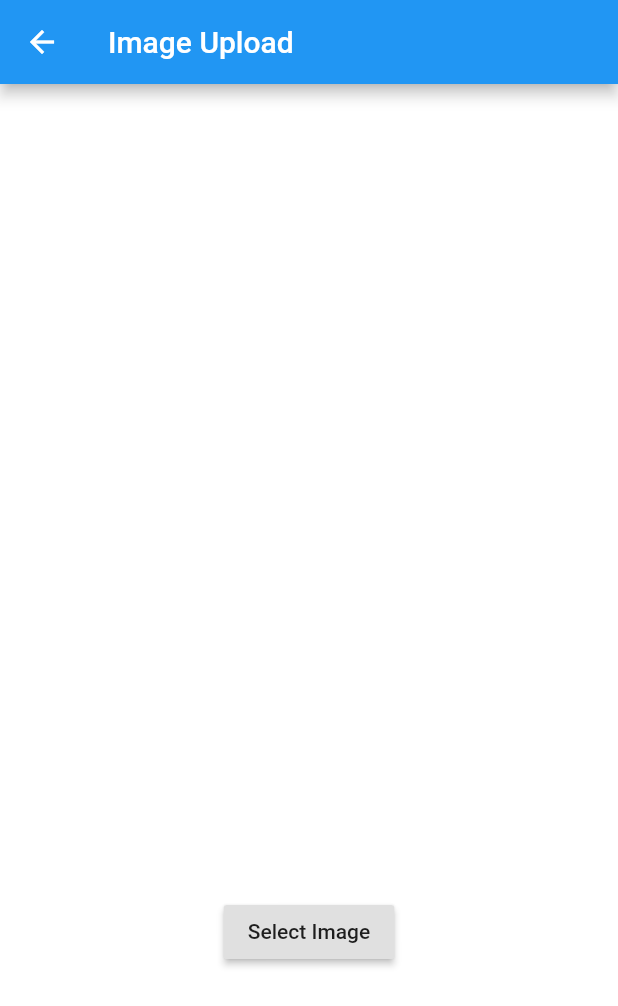
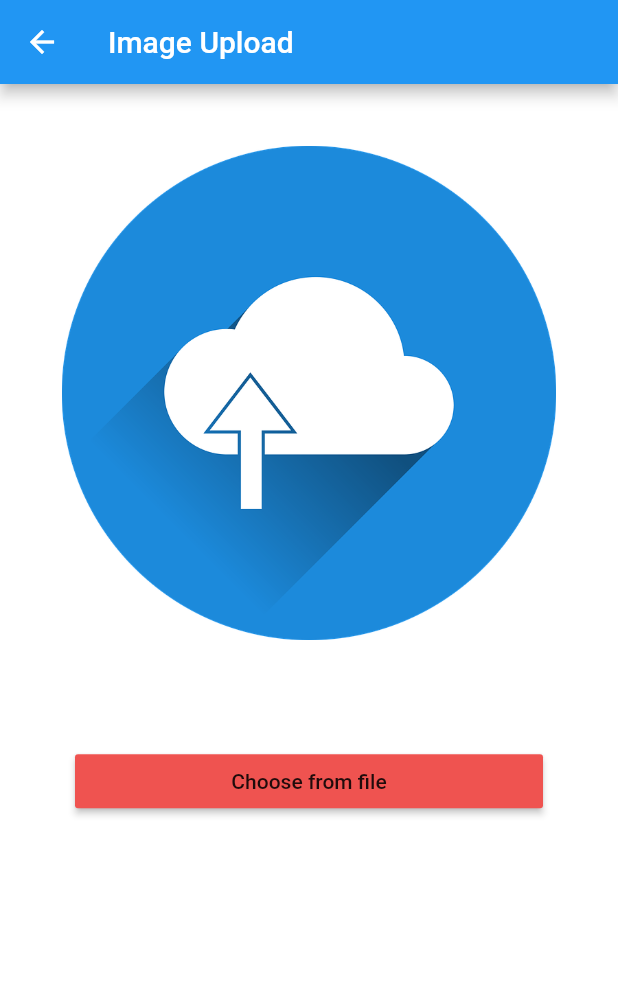
Before and after one commit to ritesh-sharma33/ColNews-Blogger, a Flutter app: the BlogImageUpload screen opened directly, on a phone screen of 412 x 824 dp. Shown: the top 1006 px of the screen. Run offline on Flutter 3.47's test engine with Material 2 defaults, Android fonts, the phone set to English and light mode, and no system bars; our stand-ins replace cloud_firestore, dynamic_theme, file_picker, firebase_storage, flutter_html, share and 1 more; missing offline and left inert: quill_delta, zefyr; accounts and stored records are empty; network calls fail.

Commit message:
Fixed some minor bugs and issues

```diff
--- a/lib/pages/post_blog/blog_image_upload.dart
+++ b/lib/pages/post_blog/blog_image_upload.dart
@@ -1,3 +1,4 @@
+import 'package:college_news_blog/pages/home_page.dart';
 import 'package:flutter/material.dart';
 import 'package:path/path.dart' as p;
 import 'package:firebase_storage/firebase_storage.dart';
@@ -12,10 +13,14 @@ class BlogImageUpload extends StatefulWidget {
 
 class _BlogImageUploadState extends State<BlogImageUpload> {
 
+  final GlobalKey<ScaffoldState> _scaffoldKey = new GlobalKey<ScaffoldState>();
+
   File file;
   String fileName = '';
   bool isUploaded = false;
   String downloadUrl = '';
+  bool isLoaded = false;
+  bool isUploading = false;
 
   Future<void> _uploadFile(File file, String filename) async {
     StorageReference storageReference;
@@ -28,6 +33,12 @@ class _BlogImageUploadState extends State<BlogImageUpload> {
       this.downloadUrl = url;
     });
     print('URL is $url');
+    Navigator.pushReplacement(
+      context,
+      MaterialPageRoute(
+        builder: (context) => HomePage()
+      )
+    );
   }
 
   Future filePicker() async {
@@ -35,8 +46,9 @@ class _BlogImageUploadState extends State<BlogImageUpload> {
       file = await FilePicker.getFile(type: FileType.image);
       setState(() {
         fileName = p.basename(file.path);
+        isLoaded = true;
       });
-      _uploadFile(file, fileName);
+
     } on PlatformException catch(e) {
       showDialog(
         context: context,
@@ -66,17 +78,38 @@ class _BlogImageUploadState extends State<BlogImageUpload> {
         title: Text('Image Upload'),
       ),
       body: Center(
-        child: Column(
-          mainAxisAlignment: MainAxisAlignment.spaceAround,
-          crossAxisAlignment: CrossAxisAlignment.center,
+        child: ListView(
           children: <Widget>[
-            this.isUploaded == true
-              ? Image.network(this.downloadUrl, height: deviceHeight * 0.6,)
-              : SizedBox(height: 5,),
-            RaisedButton(
-              child: Text('Select Image'),
-              onPressed: filePicker,
-            )
+            SizedBox(height: deviceHeight * 0.05,),
+            this.isLoaded ? Image.file(file, height: deviceHeight * 0.5,) : Image.asset('assets/images/cloud.png', height: deviceHeight * 0.4),
+            this.isLoaded ?
+              SizedBox()
+              :
+              Padding(
+                padding: const EdgeInsets.symmetric(horizontal: 50, vertical: 70),
+                child: RaisedButton(
+                color: Colors.red[400],
+                child: Text('Choose from file'),
+                onPressed: filePicker,
+            ),
+              ),
+            SizedBox(height: deviceHeight * 0.075,),
+            this.isLoaded ?
+              Padding(
+                padding: const EdgeInsets.symmetric(horizontal: 50),
+                child: RaisedButton(
+                  color: Colors.red[400],
+                  child: Text(
+                    this.isUploading ? "Uploading..." : 'Upload'
+                  ),
+                  onPressed: () {
+                    setState(() {
+                      this.isUploading = true;
+                    });
+                    _uploadFile(file, fileName);
+            },),
+              )
+            : SizedBox()
           ],
         ),
       ),
--- a/lib/pages/post_blog/blog_post_page.dart
+++ b/lib/pages/post_blog/blog_post_page.dart
@@ -26,7 +26,6 @@ class _BlogPostPageState extends State<BlogPostPage> {
   Widget build(BuildContext context) {
     return Scaffold(
       appBar: AppBar(
-        backgroundColor: Colors.white,
         elevation: 2.5,
         centerTitle: false,
         title: TextField(
--- a/pubspec.yaml
+++ b/pubspec.yaml
@@ -61,6 +61,7 @@ flutter:
     - assets/images/5.jpg
     - assets/images/logo_light.png
     - assets/images/logo_dark.png
+    - assets/images/cloud.png
 
   # To add assets to your application, add an assets section, like this:
   # assets:
```
Also changed, not shown: lib/demo.txt (+10 -0 lines), lib/pages/home_page.dart (+7 -4 lines), lib/widgets/news_card.dart (+5 -3 lines), assets/images/cloud.png (added).
